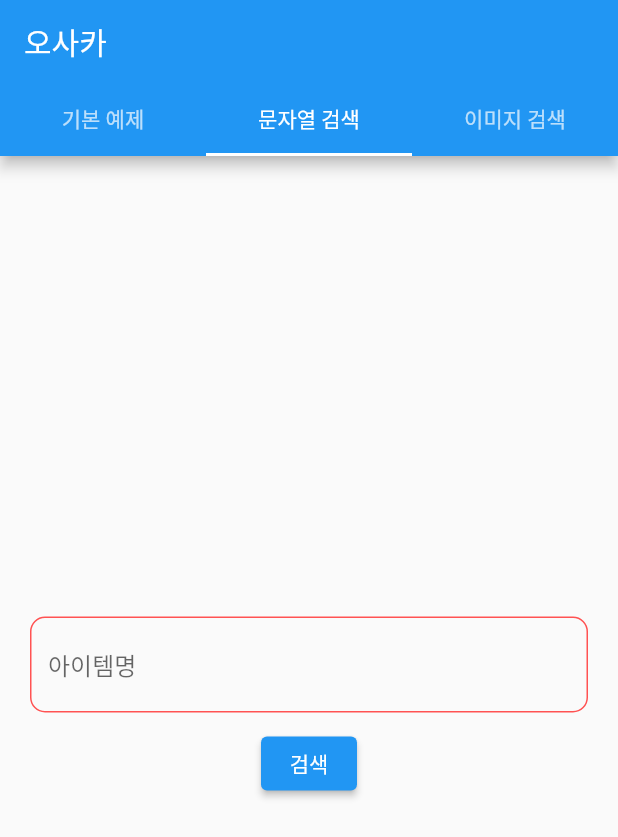
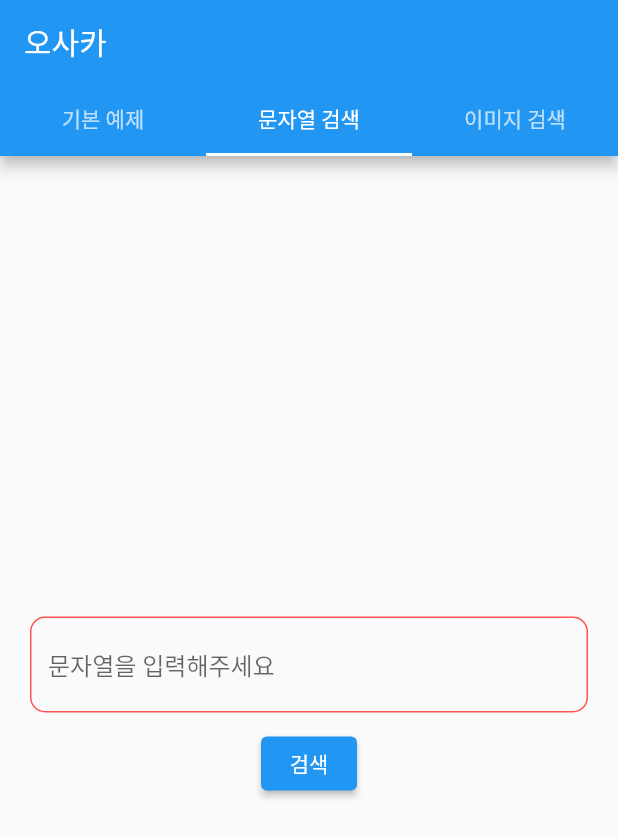
Before and after one commit to NAMUORI00/Osaka_mobile_FoodScan, a Flutter app: the screen it shows after launch, tab 2 chosen, on a phone screen of 412 x 824 dp. Shown: the top 837 px of the screen. Run offline on Flutter 3.47's test engine with Material 2 defaults, Android fonts, the light colour scheme and no system bars.

Commit message:
variable change

```diff
--- a/lib/SearchPage.dart
+++ b/lib/SearchPage.dart
@@ -43,7 +43,7 @@ class _SearchPage extends State<SearchPage> {
                       },
 
                     decoration: const InputDecoration(
-                      hintText: '아이템명',
+                      hintText: '문자열을 입력해주세요',
                       labelStyle: TextStyle(color: Colors.redAccent),
                       focusedBorder: OutlineInputBorder(
                         borderRadius: BorderRadius.all(Radius.circular(10.0)),
```
